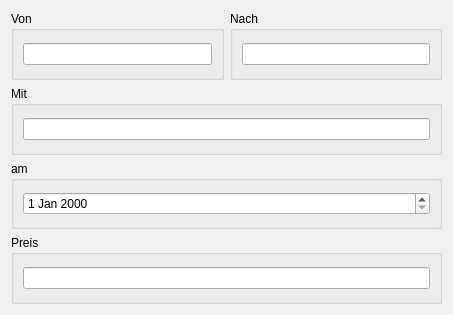
Before: the Qt Designer form src/ui/flightbookingui.ui in Bloeckchengrafik/pg2_1, drawn with Qt 5.
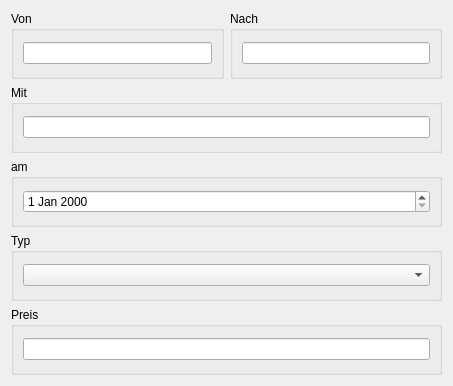
After: the same form once the commit is applied.

```diff
--- a/src/ui/flightbookingui.ui
+++ b/src/ui/flightbookingui.ui
@@ -7,13 +7,13 @@
     <x>0</x>
     <y>0</y>
     <width>453</width>
-    <height>315</height>
+    <height>386</height>
    </rect>
   </property>
   <property name="minimumSize">
    <size>
     <width>453</width>
-    <height>315</height>
+    <height>386</height>
    </size>
   </property>
   <property name="windowTitle">
@@ -72,6 +72,18 @@
      </layout>
     </widget>
    </item>
+   <item>
+    <widget class="QGroupBox" name="groupBox_6">
+     <property name="title">
+      <string>Typ</string>
+     </property>
+     <layout class="QVBoxLayout" name="verticalLayout_7">
+      <item>
+       <widget class="QComboBox" name="type"/>
+      </item>
+     </layout>
+    </widget>
+   </item>
    <item>
     <widget class="QGroupBox" name="groupBox_5">
      <property name="title">
```
